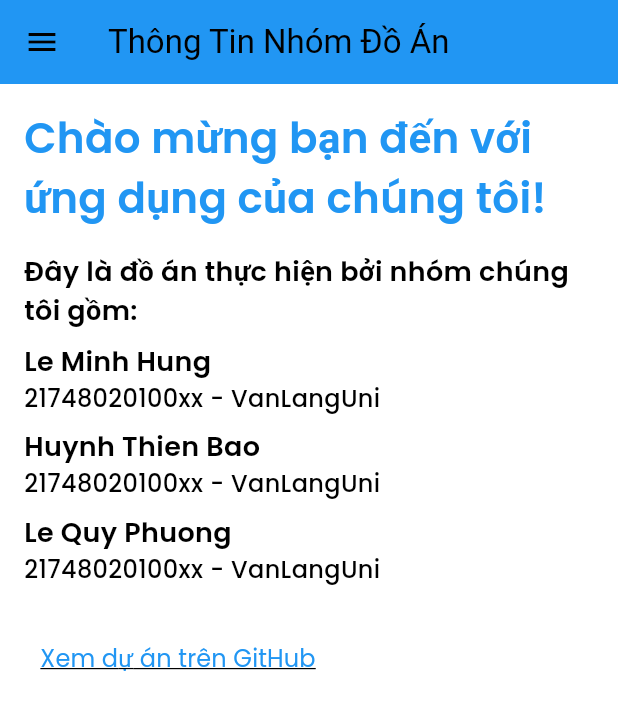
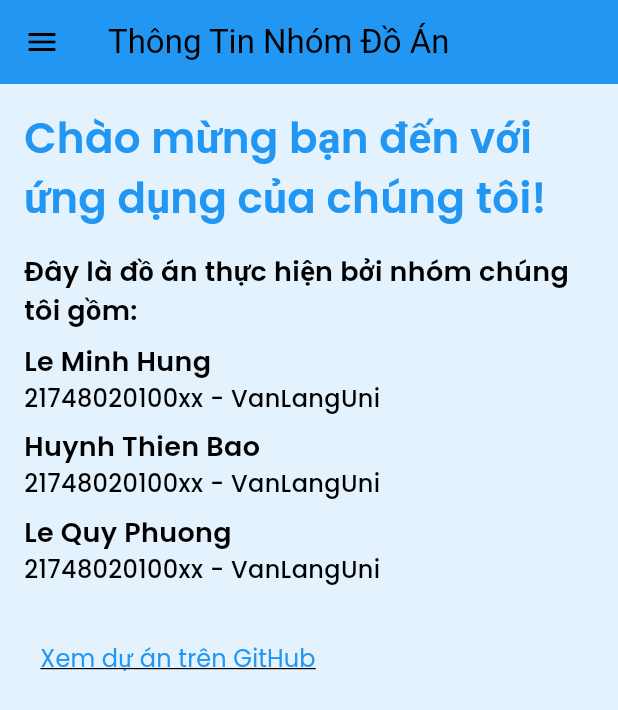
Before and after one commit to qifuong/E-Book-APP, a Flutter app: the AboutPage screen opened directly, after a tap on "Xem dự án trên GitHub", on a phone screen of 412 x 824 dp. Shown: the top 710 px of the screen. Run offline on Flutter 3.47's test engine with Material 2 defaults, Android fonts, the phone set to English and light mode, and no system bars; our stand-ins replace cloud_firestore, file_picker, firebase_auth, firebase_core, firebase_storage, flutter_svg and 6 more; missing offline and left inert: syncfusion_flutter_pdfviewer; accounts and stored records are empty; project files that could hold a hidden picture were left out.

Commit message:
Final Update 2.0
AboutPage
Infor
ProfilePage

```diff
--- a/lib/Components/AboutPage.dart
+++ b/lib/Components/AboutPage.dart
@@ -8,70 +8,14 @@ class AboutPage extends StatelessWidget {
   // Hàm mở URL bằng trình duyệt
   Future<void> _launchURL(String url) async {
     if (await canLaunch(url)) {
-      await launch(url);
+      await launch(
+        url,
+        forceWebView: true, // Mở liên kết trong một trang web khác
+        enableJavaScript: true, // Cho phép JavaScript (nếu cần)
+      );
     } else {
       throw 'Could not launch $url';
     }
-  }
-
-  @override
-  Widget build(BuildContext context) {
-    return Scaffold(
-      appBar: AppBar(
-        title: const Text("Thông Tin Nhóm Đồ Án"),
-        backgroundColor: Colors.blue,
-      ),
-      drawer: const MyDrawer(),
-      body: Container(
-        padding: const EdgeInsets.all(16),
-        child: Column(
-          crossAxisAlignment: CrossAxisAlignment.start,
-          children: [
-            // Phần tiêu đề chào mừng
-            const Text(
-              "Chào mừng bạn đến với ứng dụng của chúng tôi!",
-              style: TextStyle(
-                fontSize: 28,
-                fontWeight: FontWeight.bold,
-                color: Colors.blue,
-              ),
-            ),
-            const SizedBox(height: 16),
-
-            // Phần thông tin nhóm đồ án
-            const Text(
-              "Đây là đồ án thực hiện bởi nhóm chúng tôi gồm:",
-              style: TextStyle(
-                fontSize: 18,
-                fontWeight: FontWeight.bold,
-                color: Colors.black,
-              ),
-            ),
-            const SizedBox(height: 8),
-
-            // Hiển thị thông tin từng thành viên trong nhóm
-            _buildTeamMember("Le Minh Hung", "21748020100xx - VanLangUni"),
-            _buildTeamMember("Huynh Thien Bao", "21748020100xx - VanLangUni"),
-            _buildTeamMember("Le Quy Phuong", "21748020100xx - VanLangUni"),
-
-            const SizedBox(height: 16),
-
-            // Nút xem dự án trên GitHub
-            TextButton(
-              onPressed: () => _launchURL("https://github.com/qifuong/E-Book-APP/"),
-              child: const Text(
-                "Xem dự án trên GitHub",
-                style: TextStyle(
-                  fontSize: 16,
-                  color: Colors.blue,
-                  decoration: TextDecoration.underline,
-                ),
-              ),
-            ),
-          ],
-        ),
-      ),
-    );
   }
 
   // Hàm xây dựng giao diện hiển thị thông tin thành viên nhóm
@@ -101,4 +45,75 @@ class AboutPage extends StatelessWidget {
       ],
     );
   }
+
+  @override
+  Widget build(BuildContext context) {
+    return Scaffold(
+      appBar: AppBar(
+        title: const Text("Thông Tin Nhóm Đồ Án"),
+        backgroundColor: Colors.blue,
+      ),
+      drawer: const MyDrawer(),
+      body: Container(
+        padding: const EdgeInsets.all(16),
+        color: Colors.blue[50],  // Màu nền
+        child: Column(
+          crossAxisAlignment: CrossAxisAlignment.start,
+          children: [
+            // Phần tiêu đề chào mừng
+            const Text(
+              "Chào mừng bạn đến với ứng dụng của chúng tôi!",
+              style: TextStyle(
+                fontSize: 28,
+                fontWeight: FontWeight.bold,
+                color: Colors.blue,
+              ),
+            ),
+            const SizedBox(height: 16),
+
+            // Phần thông tin nhóm đồ án
+            const Text(
+              "Đây là đồ án thực hiện bởi nhóm chúng tôi gồm:",
+              style: TextStyle(
+                fontSize: 18,
+                fontWeight: FontWeight.bold,
+                color: Colors.black,
+              ),
+            ),
+            const SizedBox(height: 8),
+
+            // Hiển thị thông tin từng thành viên trong nhóm
+            Column(
+              crossAxisAlignment: CrossAxisAlignment.start,
+              children: [
+                _buildTeamMember("Le Minh Hung", "21748020100xx - VanLangUni"),
+                _buildTeamMember("Huynh Thien Bao", "21748020100xx - VanLangUni"),
+                _buildTeamMember("Le Quy Phuong", "21748020100xx - VanLangUni"),
+              ],
+            ),
+
+            const SizedBox(height: 16),
+
+            // Nút xem dự án trên GitHub
+            Column(
+              crossAxisAlignment: CrossAxisAlignment.start,
+              children: [
+                TextButton(
+                  onPressed: () => _launchURL("https://github.com/qifuong/E-Book-APP/"),
+                  child: const Text(
+                    "Xem dự án trên GitHub",
+                    style: TextStyle(
+                      fontSize: 16,
+                      color: Colors.blue,
+                      decoration: TextDecoration.underline,
+                    ),
+                  ),
+                ),
+              ],
+            ),
+          ],
+        ),
+      ),
+    );
+  }
 }
--- a/lib/Components/Infor.dart
+++ b/lib/Components/Infor.dart
@@ -35,7 +35,7 @@ class Infor extends StatelessWidget {
           crossAxisAlignment: CrossAxisAlignment.center,
           children: [
             const Text(
-              'Danh bạ',
+              'Liên Hệ Hỗ Trợ',
               style: TextStyle(
                 fontSize: 24,
                 fontWeight: FontWeight.bold,
--- a/lib/Pages/ProfilePage/ProfilePage.dart
+++ b/lib/Pages/ProfilePage/ProfilePage.dart
@@ -13,10 +13,12 @@ class ProfilePage extends StatelessWidget {
 
   @override
   Widget build(BuildContext context) {
+    // Khởi tạo các controllers cần thiết
     AuthController authController = Get.put(AuthController());
     BookController bookController = Get.put(BookController());
 
     return Scaffold(
+      // Nút hành động nổi để thêm sách mới
       floatingActionButton: FloatingActionButton(
         onPressed: () {
           Get.to(AdminVerificationPage());
@@ -29,6 +31,7 @@ class ProfilePage extends StatelessWidget {
       body: SingleChildScrollView(
         child: Column(
           children: [
+            // Phần đầu trang với thông tin người dùng
             Container(
               padding: const EdgeInsets.symmetric(vertical: 40, horizontal: 20),
               color: Theme.of(context).colorScheme.primary,
@@ -40,13 +43,14 @@ class ProfilePage extends StatelessWidget {
                       mainAxisAlignment: MainAxisAlignment.center,
                       children: [
                         SizedBox(height: 20),
+                        // Hàng chứa nút quay lại, tiêu đề và nút đăng xuất
                         Row(
                           crossAxisAlignment: CrossAxisAlignment.center,
                           mainAxisAlignment: MainAxisAlignment.spaceBetween,
                           children: [
                             MyBackButton(),
                             Text(
-                              "Profile",
+                              "Hồ sơ",
                               style: Theme.of(context)
                                   .textTheme
                                   .bodyLarge
@@ -70,6 +74,7 @@ class ProfilePage extends StatelessWidget {
                           ],
                         ),
                         SizedBox(height: 60),
+                        // Hình ảnh đại diện của người dùng
                         Container(
                           padding: EdgeInsets.all(5),
                           decoration: BoxDecoration(
@@ -94,6 +99,7 @@ class ProfilePage extends StatelessWidget {
                           ),
                         ),
                         SizedBox(height: 20),
+                        // Tên và email của người dùng
                         Text(
                           "${authController.auth.currentUser?.displayName ?? ''}",
                           style: Theme.of(context)
@@ -122,13 +128,14 @@ class ProfilePage extends StatelessWidget {
                 ],
               ),
             ),
+            // Phần sách của người dùng
             Padding(
               padding: const EdgeInsets.all(10),
               child: Column(
                 children: [
                   Row(
                     children: [
-                      Text("Your Books",
+                      Text("Sách của bạn",
                           style: Theme.of(context).textTheme.labelMedium),
                     ],
                   ),
```
Also changed, not shown: 3 other files.
